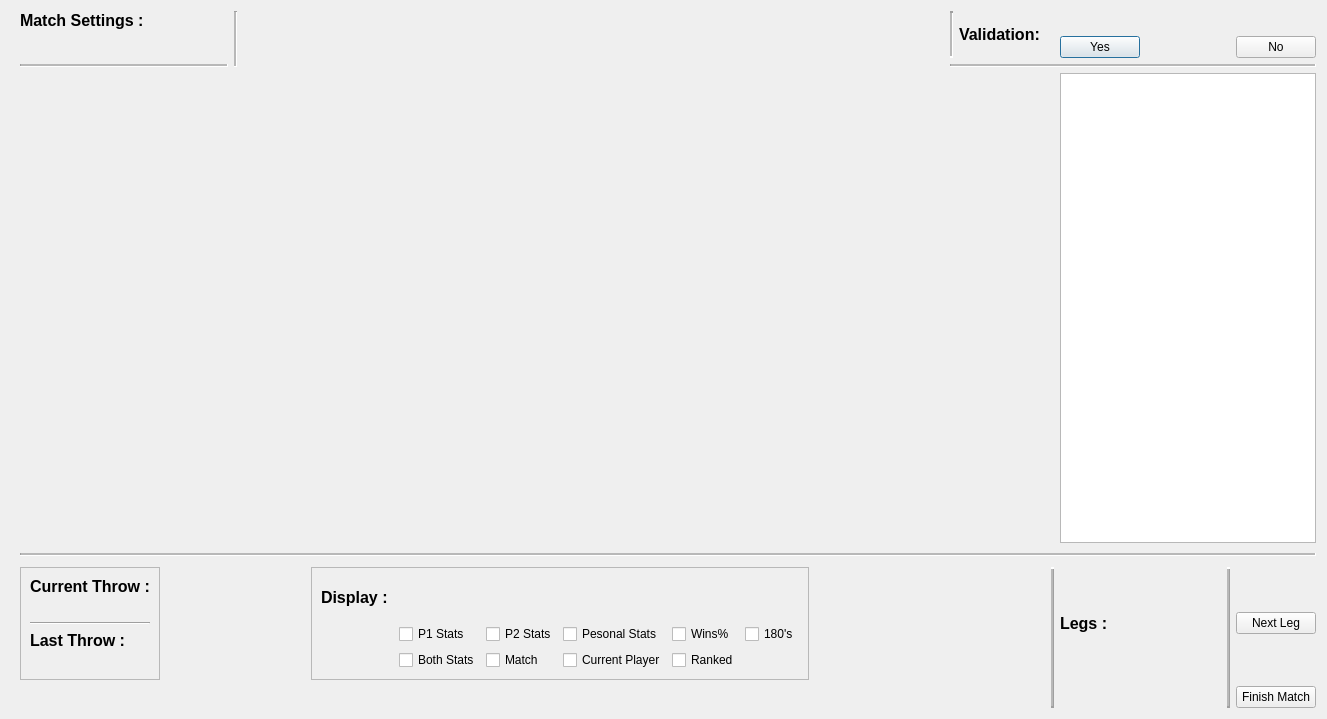
Before: the Qt Designer form scorerview.ui in dartbois/DartsTheEndIsNigh, drawn with Qt 5.
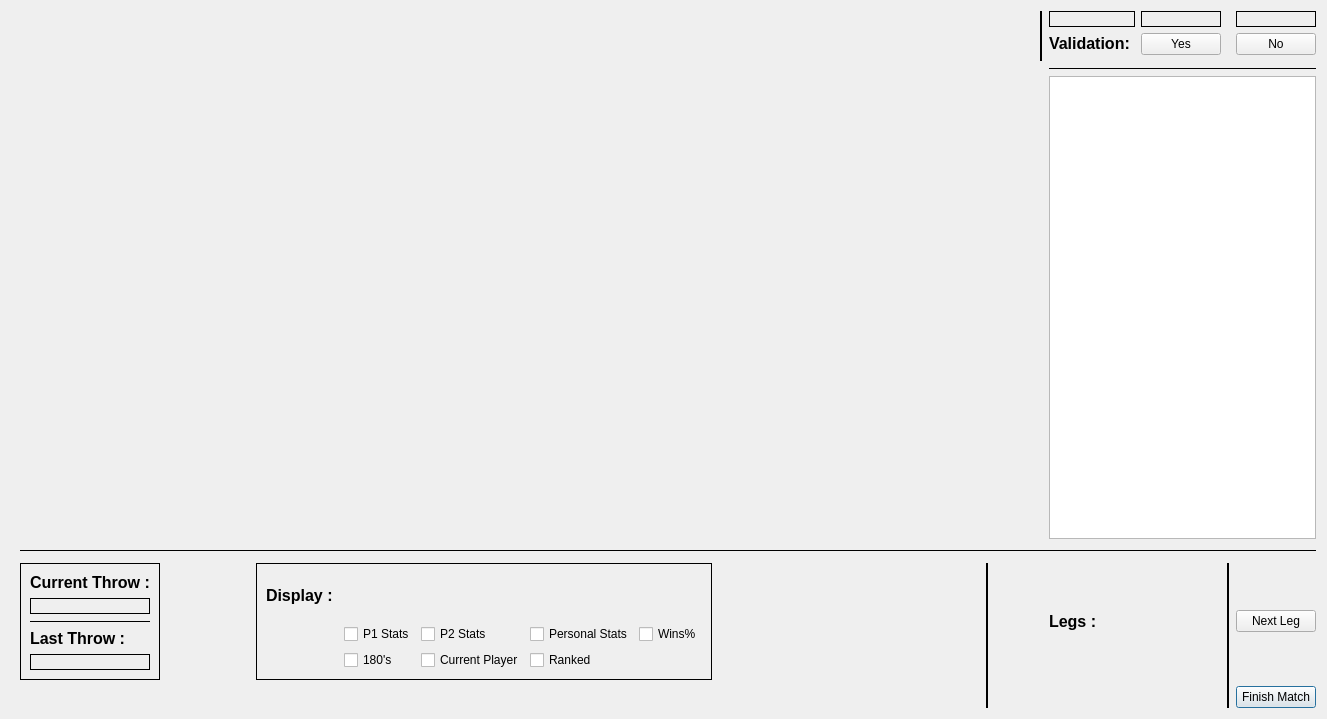
After: the same form once the commit is applied. Custom widgets are drawn as their Qt base class.

The edit to the form file:
```diff
--- a/scorerview.ui
+++ b/scorerview.ui
@@ -17,51 +17,13 @@
    <string>Dialog</string>
   </property>
   <layout class="QGridLayout" name="gridLayout">
-   <item row="0" column="19">
-    <widget class="QLabel" name="SlineThree">
-     <property name="text">
-      <string/>
-     </property>
-    </widget>
-   </item>
-   <item row="8" column="16" alignment="Qt::AlignVCenter">
-    <widget class="QLabel" name="label_6">
-     <property name="text">
-      <string>&lt;html&gt;&lt;head/&gt;&lt;body&gt;&lt;p&gt;&lt;span style=&quot; font-size:12pt; font-weight:600;&quot;&gt;Legs&lt;/span&gt;&lt;span style=&quot; font-size:12pt; font-weight:600;&quot;&gt; :&lt;/span&gt;&lt;/p&gt;&lt;/body&gt;&lt;/html&gt;</string>
-     </property>
-    </widget>
-   </item>
-   <item row="6" column="0">
-    <widget class="Line" name="line_8">
-     <property name="midLineWidth">
-      <number>2</number>
-     </property>
-     <property name="orientation">
-      <enum>Qt::Vertical</enum>
-     </property>
-    </widget>
-   </item>
-   <item row="1" column="16">
-    <widget class="QPushButton" name="ValadationYes">
-     <property name="text">
-      <string>Yes</string>
-     </property>
-    </widget>
-   </item>
-   <item row="8" column="19">
-    <widget class="QPushButton" name="pushButton_3">
-     <property name="text">
-      <string>Next Leg</string>
-     </property>
-    </widget>
-   </item>
-   <item row="8" column="2">
+   <item row="9" column="2">
     <widget class="QFrame" name="frame">
      <property name="frameShape">
-      <enum>QFrame::StyledPanel</enum>
+      <enum>QFrame::Box</enum>
      </property>
      <property name="frameShadow">
-      <enum>QFrame::Raised</enum>
+      <enum>QFrame::Plain</enum>
      </property>
      <layout class="QVBoxLayout" name="verticalLayout">
       <item>
@@ -73,6 +35,9 @@
       </item>
       <item>
        <widget class="QLabel" name="CurrentThrowLabel">
+        <property name="frameShape">
+         <enum>QFrame::Box</enum>
+        </property>
         <property name="text">
          <string/>
         </property>
@@ -80,6 +45,9 @@
       </item>
       <item>
        <widget class="Line" name="line_10">
+        <property name="frameShadow">
+         <enum>QFrame::Plain</enum>
+        </property>
         <property name="orientation">
          <enum>Qt::Horizontal</enum>
         </property>
@@ -94,6 +62,9 @@
       </item>
       <item>
        <widget class="QLabel" name="LastThrowLabel">
+        <property name="frameShape">
+         <enum>QFrame::Box</enum>
+        </property>
         <property name="text">
          <string/>
         </property>
@@ -102,132 +73,56 @@
      </layout>
     </widget>
    </item>
-   <item row="1" column="19" alignment="Qt::AlignLeft">
-    <widget class="QPushButton" name="ValadationNo">
-     <property name="text">
-      <string>No</string>
-     </property>
-    </widget>
-   </item>
-   <item row="0" column="5" rowspan="3">
-    <widget class="Line" name="line_4">
-     <property name="midLineWidth">
-      <number>2</number>
-     </property>
-     <property name="orientation">
-      <enum>Qt::Vertical</enum>
-     </property>
-    </widget>
-   </item>
-   <item row="8" column="15" rowspan="2">
-    <widget class="Line" name="line_5">
-     <property name="baseSize">
-      <size>
-       <width>500</width>
-       <height>500</height>
-      </size>
-     </property>
-     <property name="frameShadow">
-      <enum>QFrame::Raised</enum>
-     </property>
-     <property name="lineWidth">
-      <number>2</number>
-     </property>
-     <property name="midLineWidth">
-      <number>2</number>
-     </property>
-     <property name="orientation">
-      <enum>Qt::Vertical</enum>
-     </property>
-    </widget>
-   </item>
-   <item row="0" column="2">
-    <widget class="QLabel" name="label_3">
-     <property name="text">
-      <string>&lt;html&gt;&lt;head/&gt;&lt;body&gt;&lt;p&gt;&lt;span style=&quot; font-size:12pt; font-weight:600;&quot;&gt;Match Settings :&lt;/span&gt;&lt;/p&gt;&lt;/body&gt;&lt;/html&gt;</string>
-     </property>
-    </widget>
-   </item>
-   <item row="0" column="13" rowspan="2">
-    <widget class="Line" name="line_11">
-     <property name="lineWidth">
-      <number>2</number>
-     </property>
-     <property name="midLineWidth">
-      <number>2</number>
-     </property>
-     <property name="orientation">
-      <enum>Qt::Vertical</enum>
-     </property>
-    </widget>
-   </item>
-   <item row="0" column="14" rowspan="2">
-    <widget class="QLabel" name="label_4">
-     <property name="text">
-      <string>&lt;html&gt;&lt;head/&gt;&lt;body&gt;&lt;p&gt;&lt;span style=&quot; font-size:12pt; font-weight:600;&quot;&gt;Validation: &lt;/span&gt;&lt;/p&gt;&lt;/body&gt;&lt;/html&gt;</string>
-     </property>
-    </widget>
-   </item>
    <item row="0" column="16">
-    <widget class="QLabel" name="SlingOne">
+    <widget class="QLabel" name="SlingTwo">
+     <property name="frameShape">
+      <enum>QFrame::Box</enum>
+     </property>
      <property name="text">
       <string/>
      </property>
     </widget>
    </item>
-   <item row="9" column="19">
+   <item row="10" column="18">
     <widget class="QPushButton" name="pushButton_4">
      <property name="text">
       <string>Finish Match</string>
      </property>
     </widget>
    </item>
-   <item row="3" column="16" colspan="4">
-    <widget class="QTableWidget" name="tableWidget">
-     <property name="maximumSize">
-      <size>
-       <width>400</width>
-       <height>16777215</height>
-      </size>
+   <item row="9" column="18">
+    <widget class="QPushButton" name="pushButton_3">
+     <property name="text">
+      <string>Next Leg</string>
      </property>
     </widget>
    </item>
-   <item row="2" column="2" colspan="3">
-    <widget class="Line" name="line_3">
-     <property name="midLineWidth">
-      <number>2</number>
+   <item row="0" column="18">
+    <widget class="QLabel" name="SlineThree">
+     <property name="frameShape">
+      <enum>QFrame::Box</enum>
      </property>
-     <property name="orientation">
-      <enum>Qt::Horizontal</enum>
+     <property name="text">
+      <string/>
      </property>
     </widget>
    </item>
-   <item row="2" column="13" colspan="7">
-    <widget class="Line" name="line_6">
-     <property name="midLineWidth">
-      <number>2</number>
+   <item row="1" column="15">
+    <widget class="QLabel" name="label_4">
+     <property name="text">
+      <string>&lt;html&gt;&lt;head/&gt;&lt;body&gt;&lt;p&gt;&lt;span style=&quot; font-size:12pt; font-weight:600;&quot;&gt;Validation: &lt;/span&gt;&lt;/p&gt;&lt;/body&gt;&lt;/html&gt;</string>
      </property>
-     <property name="orientation">
-      <enum>Qt::Horizontal</enum>
-     </property>
     </widget>
    </item>
-   <item row="8" column="8">
+   <item row="9" column="5">
     <widget class="QFrame" name="frame_2">
      <property name="frameShape">
-      <enum>QFrame::StyledPanel</enum>
+      <enum>QFrame::Box</enum>
      </property>
      <property name="frameShadow">
-      <enum>QFrame::Raised</enum>
+      <enum>QFrame::Plain</enum>
      </property>
      <layout class="QGridLayout" name="gridLayout_2">
-      <item row="5" column="2">
-       <widget class="QCheckBox" name="MatchStats">
-        <property name="text">
-         <string>Match</string>
-        </property>
-       </widget>
-      </item>
       <item row="4" column="2">
        <widget class="QCheckBox" name="PlayerTwoStats">
         <property name="text">
@@ -235,13 +130,6 @@
         </property>
        </widget>
       </item>
-      <item row="5" column="3">
-       <widget class="QCheckBox" name="CurrentPlayerStats">
-        <property name="text">
-         <string>Current Player</string>
-        </property>
-       </widget>
-      </item>
       <item row="4" column="4">
        <widget class="QCheckBox" name="WinPercentages">
         <property name="text">
@@ -252,14 +140,7 @@
       <item row="4" column="3">
        <widget class="QCheckBox" name="PersonalStats">
         <property name="text">
-         <string>Pesonal Stats</string>
-        </property>
-       </widget>
-      </item>
-      <item row="5" column="4">
-       <widget class="QCheckBox" name="RankedStats">
-        <property name="text">
-         <string>Ranked</string>
+         <string>Personal Stats</string>
         </property>
        </widget>
       </item>
@@ -270,20 +151,6 @@
         </property>
        </widget>
       </item>
-      <item row="4" column="5">
-       <widget class="QCheckBox" name="NumberOf180s">
-        <property name="text">
-         <string>180's</string>
-        </property>
-       </widget>
-      </item>
-      <item row="5" column="1">
-       <widget class="QCheckBox" name="PlayerOneAndPlayerTwoStats">
-        <property name="text">
-         <string>Both Stats</string>
-        </property>
-       </widget>
-      </item>
       <item row="4" column="1">
        <widget class="QCheckBox" name="PlayerOneStats">
         <property name="text">
@@ -291,11 +158,120 @@
         </property>
        </widget>
       </item>
+      <item row="5" column="1">
+       <widget class="QCheckBox" name="NumberOf180s">
+        <property name="text">
+         <string>180's</string>
+        </property>
+       </widget>
+      </item>
+      <item row="5" column="2">
+       <widget class="QCheckBox" name="CurrentPlayerStats">
+        <property name="text">
+         <string>Current Player</string>
+        </property>
+       </widget>
+      </item>
+      <item row="5" column="3">
+       <widget class="QCheckBox" name="RankedStats">
+        <property name="text">
+         <string>Ranked</string>
+        </property>
+       </widget>
+      </item>
      </layout>
     </widget>
    </item>
-   <item row="5" column="2" rowspan="3" colspan="18">
+   <item row="4" column="15" colspan="4">
+    <widget class="QTableWidget" name="tableWidget">
+     <property name="maximumSize">
+      <size>
+       <width>400</width>
+       <height>16777215</height>
+      </size>
+     </property>
+     <property name="frameShadow">
+      <enum>QFrame::Plain</enum>
+     </property>
+    </widget>
+   </item>
+   <item row="3" column="15" colspan="4">
+    <widget class="Line" name="line_6">
+     <property name="frameShadow">
+      <enum>QFrame::Plain</enum>
+     </property>
+     <property name="midLineWidth">
+      <number>2</number>
+     </property>
+     <property name="orientation">
+      <enum>Qt::Horizontal</enum>
+     </property>
+    </widget>
+   </item>
+   <item row="9" column="12" rowspan="2">
+    <widget class="Line" name="line_5">
+     <property name="baseSize">
+      <size>
+       <width>500</width>
+       <height>500</height>
+      </size>
+     </property>
+     <property name="frameShadow">
+      <enum>QFrame::Plain</enum>
+     </property>
+     <property name="lineWidth">
+      <number>2</number>
+     </property>
+     <property name="midLineWidth">
+      <number>2</number>
+     </property>
+     <property name="orientation">
+      <enum>Qt::Vertical</enum>
+     </property>
+    </widget>
+   </item>
+   <item row="7" column="0">
+    <widget class="Line" name="line_8">
+     <property name="midLineWidth">
+      <number>2</number>
+     </property>
+     <property name="orientation">
+      <enum>Qt::Vertical</enum>
+     </property>
+    </widget>
+   </item>
+   <item row="1" column="18">
+    <widget class="QPushButton" name="ValadationNo">
+     <property name="text">
+      <string>No</string>
+     </property>
+    </widget>
+   </item>
+   <item row="0" column="2" rowspan="5" colspan="12">
+    <widget class="Widget" name="widget" native="true">
+     <property name="baseSize">
+      <size>
+       <width>1000</width>
+       <height>1000</height>
+      </size>
+     </property>
+    </widget>
+   </item>
+   <item row="0" column="15">
+    <widget class="QLabel" name="SlingOne">
+     <property name="frameShape">
+      <enum>QFrame::Box</enum>
+     </property>
+     <property name="text">
+      <string/>
+     </property>
+    </widget>
+   </item>
+   <item row="6" column="2" rowspan="3" colspan="17">
     <widget class="Line" name="line_2">
+     <property name="frameShadow">
+      <enum>QFrame::Plain</enum>
+     </property>
      <property name="midLineWidth">
       <number>2</number>
      </property>
@@ -304,13 +280,50 @@
      </property>
     </widget>
    </item>
-   <item row="8" column="18" rowspan="2">
+   <item row="1" column="16">
+    <widget class="QPushButton" name="ValadationYes">
+     <property name="text">
+      <string>Yes</string>
+     </property>
+    </widget>
+   </item>
+   <item row="9" column="15" alignment="Qt::AlignVCenter">
+    <widget class="QLabel" name="label_6">
+     <property name="text">
+      <string>&lt;html&gt;&lt;head/&gt;&lt;body&gt;&lt;p&gt;&lt;span style=&quot; font-size:12pt; font-weight:600;&quot;&gt;Legs&lt;/span&gt;&lt;span style=&quot; font-size:12pt; font-weight:600;&quot;&gt; :&lt;/span&gt;&lt;/p&gt;&lt;/body&gt;&lt;/html&gt;</string>
+     </property>
+    </widget>
+   </item>
+   <item row="9" column="16">
+    <widget class="QLabel" name="LegNumber">
+     <property name="text">
+      <string/>
+     </property>
+    </widget>
+   </item>
+   <item row="0" column="14" rowspan="3">
+    <widget class="Line" name="line_11">
+     <property name="frameShadow">
+      <enum>QFrame::Plain</enum>
+     </property>
+     <property name="lineWidth">
+      <number>2</number>
+     </property>
+     <property name="midLineWidth">
+      <number>2</number>
+     </property>
+     <property name="orientation">
+      <enum>Qt::Vertical</enum>
+     </property>
+    </widget>
+   </item>
+   <item row="9" column="17" rowspan="2">
     <widget class="Line" name="line_9">
      <property name="autoFillBackground">
       <bool>false</bool>
      </property>
      <property name="frameShadow">
-      <enum>QFrame::Raised</enum>
+      <enum>QFrame::Plain</enum>
      </property>
      <property name="lineWidth">
       <number>2</number>
@@ -323,30 +336,6 @@
      </property>
     </widget>
    </item>
-   <item row="8" column="17">
-    <widget class="QLabel" name="LegNumber">
-     <property name="text">
-      <string/>
-     </property>
-    </widget>
-   </item>
-   <item row="0" column="17">
-    <widget class="QLabel" name="SlingTwo">
-     <property name="text">
-      <string/>
-     </property>
-    </widget>
-   </item>
-   <item row="3" column="2" colspan="13">
-    <widget class="Widget" name="widget" native="true">
-     <property name="baseSize">
-      <size>
-       <width>1000</width>
-       <height>1000</height>
-      </size>
-     </property>
-    </widget>
-   </item>
   </layout>
   <zorder>line_2</zorder>
   <zorder>line_8</zorder>
```
Left out of the diff: 11 changed lines with no effect on the pictures.
